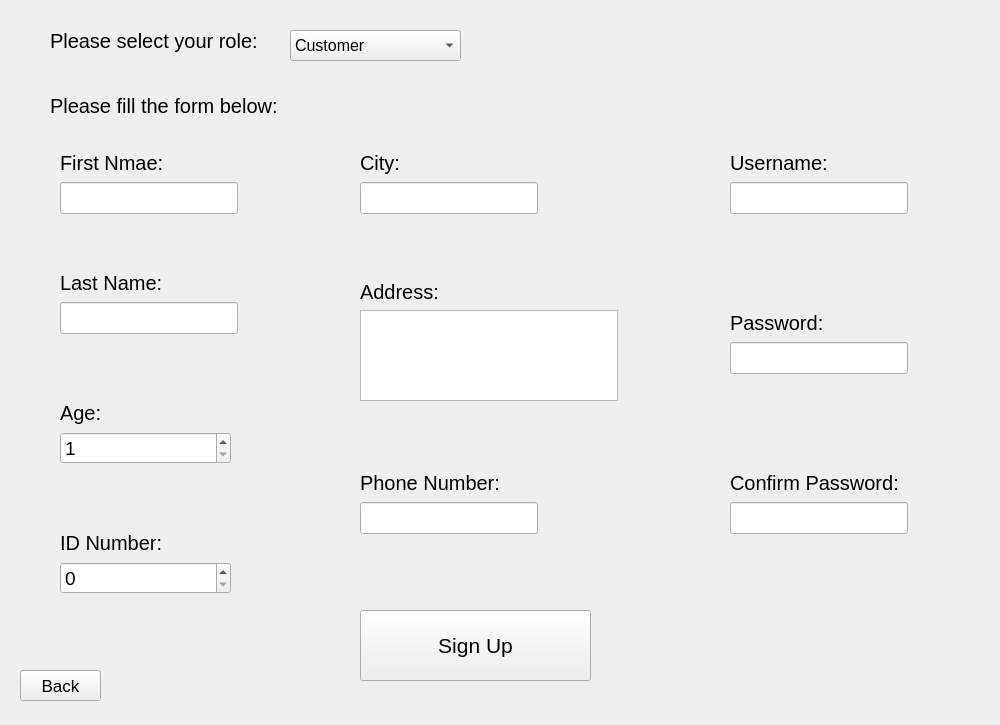
Old version of the form source/sign_up_page.ui in the repository NimaMousavian/FBT-Market-Management-Application.
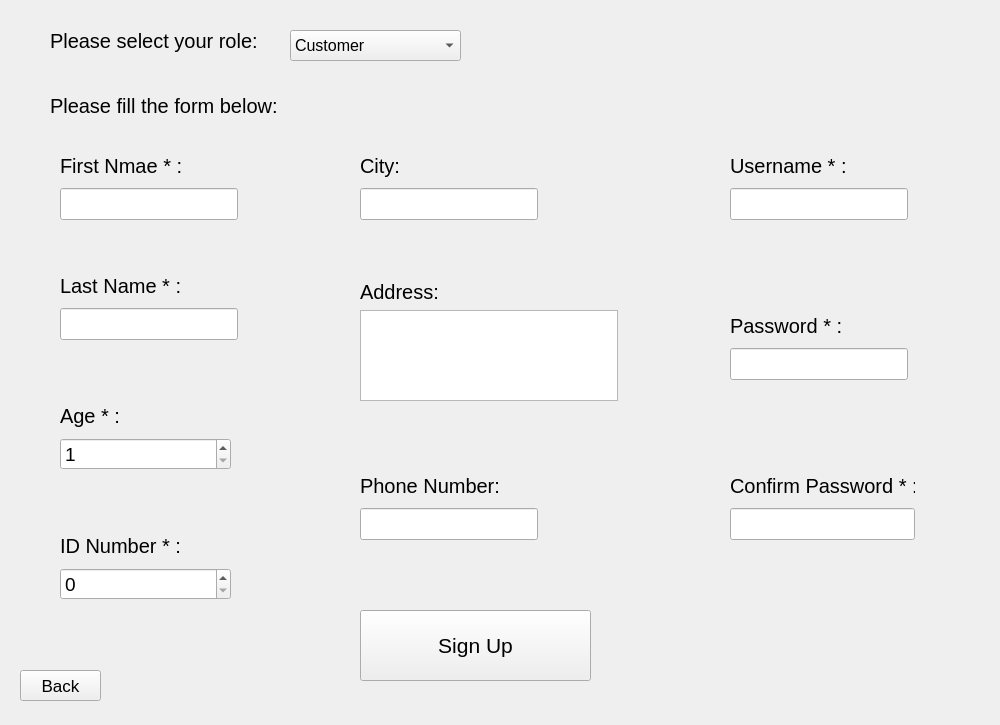
New version of the form.

Commit message: Logo and some controls before sign up

What changed in the file:
```diff
--- a/source/sign_up_page.ui
+++ b/source/sign_up_page.ui
@@ -61,7 +61,7 @@
      <x>60</x>
      <y>270</y>
      <width>178</width>
-     <height>64</height>
+     <height>70</height>
     </rect>
    </property>
    <layout class="QVBoxLayout" name="verticalLayout_4">
@@ -73,7 +73,7 @@
        </font>
       </property>
       <property name="text">
-       <string>Last Name:</string>
+       <string>Last Name * :</string>
       </property>
      </widget>
     </item>
@@ -94,7 +94,7 @@
      <x>60</x>
      <y>400</y>
      <width>171</width>
-     <height>64</height>
+     <height>70</height>
     </rect>
    </property>
    <layout class="QVBoxLayout" name="verticalLayout_5">
@@ -106,7 +106,7 @@
        </font>
       </property>
       <property name="text">
-       <string>Age:</string>
+       <string>Age * :</string>
       </property>
      </widget>
     </item>
@@ -133,7 +133,7 @@
      <x>360</x>
      <y>150</y>
      <width>178</width>
-     <height>64</height>
+     <height>70</height>
     </rect>
    </property>
    <layout class="QVBoxLayout" name="verticalLayout_2">
@@ -165,8 +165,8 @@
     <rect>
      <x>730</x>
      <y>470</y>
-     <width>178</width>
-     <height>64</height>
+     <width>185</width>
+     <height>70</height>
     </rect>
    </property>
    <layout class="QVBoxLayout" name="verticalLayout_10">
@@ -178,7 +178,7 @@
        </font>
       </property>
       <property name="text">
-       <string>Confirm Password:</string>
+       <string>Confirm Password * :</string>
       </property>
      </widget>
     </item>
@@ -199,7 +199,7 @@
      <x>730</x>
      <y>150</y>
      <width>178</width>
-     <height>64</height>
+     <height>70</height>
     </rect>
    </property>
    <layout class="QVBoxLayout" name="verticalLayout_8">
@@ -211,7 +211,7 @@
        </font>
       </property>
       <property name="text">
-       <string>Username:</string>
+       <string>Username * :</string>
       </property>
      </widget>
     </item>
@@ -265,7 +265,7 @@
      <x>730</x>
      <y>310</y>
      <width>178</width>
-     <height>64</height>
+     <height>70</height>
     </rect>
    </property>
    <layout class="QVBoxLayout" name="verticalLayout_9">
@@ -277,7 +277,7 @@
        </font>
       </property>
       <property name="text">
-       <string>Password:</string>
+       <string>Password * :</string>
       </property>
      </widget>
     </item>
@@ -298,7 +298,7 @@
      <x>360</x>
      <y>470</y>
      <width>178</width>
-     <height>64</height>
+     <height>70</height>
     </rect>
    </property>
    <layout class="QVBoxLayout" name="verticalLayout_7">
@@ -331,7 +331,7 @@
      <x>60</x>
      <y>150</y>
      <width>178</width>
-     <height>64</height>
+     <height>70</height>
     </rect>
    </property>
    <layout class="QVBoxLayout" name="verticalLayout">
@@ -343,7 +343,7 @@
        </font>
       </property>
       <property name="text">
-       <string>First Nmae:</string>
+       <string>First Nmae * :</string>
       </property>
      </widget>
     </item>
@@ -367,7 +367,7 @@
      <x>60</x>
      <y>530</y>
      <width>171</width>
-     <height>64</height>
+     <height>70</height>
     </rect>
    </property>
    <layout class="QVBoxLayout" name="verticalLayout_6">
@@ -379,7 +379,7 @@
        </font>
       </property>
       <property name="text">
-       <string>ID Number:</string>
+       <string>ID Number * :</string>
       </property>
      </widget>
     </item>
```
The commit also changes 10 other files.
